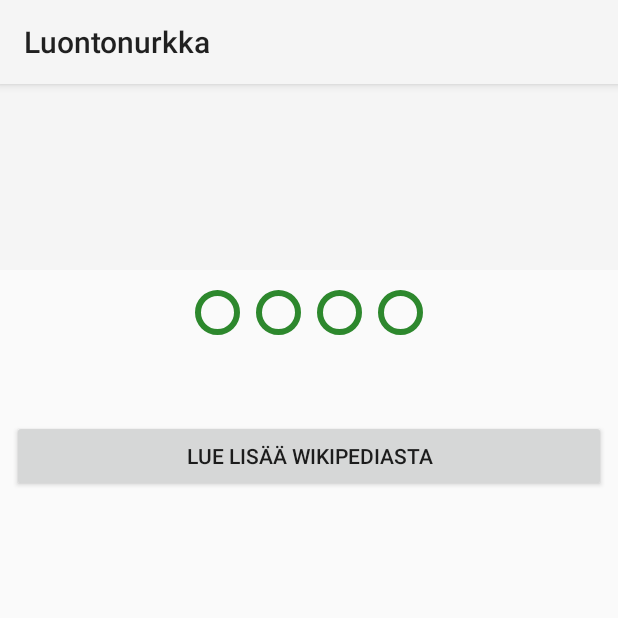
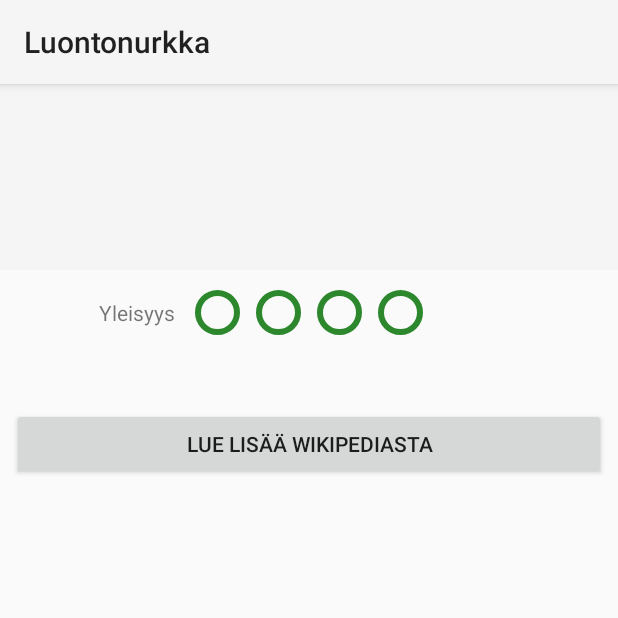
Before and after one commit to luontonurkka/app, an Android app: the SpeciesActivity screen opened directly, with no data from a screen before it, on a phone screen of 412 x 824 dp, the top half of it. Run offline under Robolectric (Android 15) with nearby library versions, the phone set to English and light mode, and no system bars; network calls fail; 6 statements that could not run were skipped.

Commit message:
Freq info text on species view

```diff
--- a/app/src/main/res/layout/content_species_view.xml
+++ b/app/src/main/res/layout/content_species_view.xml
@@ -14,10 +14,15 @@
         android:layout_width="match_parent"
         android:layout_height="wrap_content">
 
+        <RelativeLayout
+            android:id="@+id/freq_layout"
+            android:visibility="invisible"
+            android:layout_marginTop="@dimen/text_margin_half"
+            android:layout_width="match_parent"
+            android:layout_height="wrap_content">
+
             <LinearLayout
-            android:visibility="invisible"
-            android:id="@+id/freq_layout"
-            android:layout_margin="@dimen/text_margin_half"
+                android:id="@+id/inner_freq_layout"
                 android:layout_width="wrap_content"
                 android:layout_height="wrap_content"
                 android:layout_centerHorizontal="true">
@@ -46,6 +51,16 @@
                     android:layout_width="30dp"
                     android:layout_height="30dp" />
             </LinearLayout>
+
+            <TextView
+                android:layout_marginRight="@dimen/text_margin_half"
+                android:layout_toLeftOf="@+id/inner_freq_layout"
+                android:text="@string/frequency"
+                android:layout_width="wrap_content"
+                android:layout_height="wrap_content"
+                android:layout_centerVertical="true"/>
+
+        </RelativeLayout>
 
         <TextView
             android:layout_below="@id/freq_layout"
--- a/app/src/main/res/values/strings.xml
+++ b/app/src/main/res/values/strings.xml
@@ -6,6 +6,7 @@
     </string>
     <string name="action_settings">Settings</string>
     <string name="read_more_wiki">Lue lisää Wikipediasta</string>
+    <string name="frequency">Yleisyys</string>
     <string name="title_activity_tabbed">Luontonurkka App</string>
     <string name="tab_all">Kaikki</string>
     <string name="tab_birds">Linnut</string>
```
Lines whose indentation alone changed are shown as unchanged.
